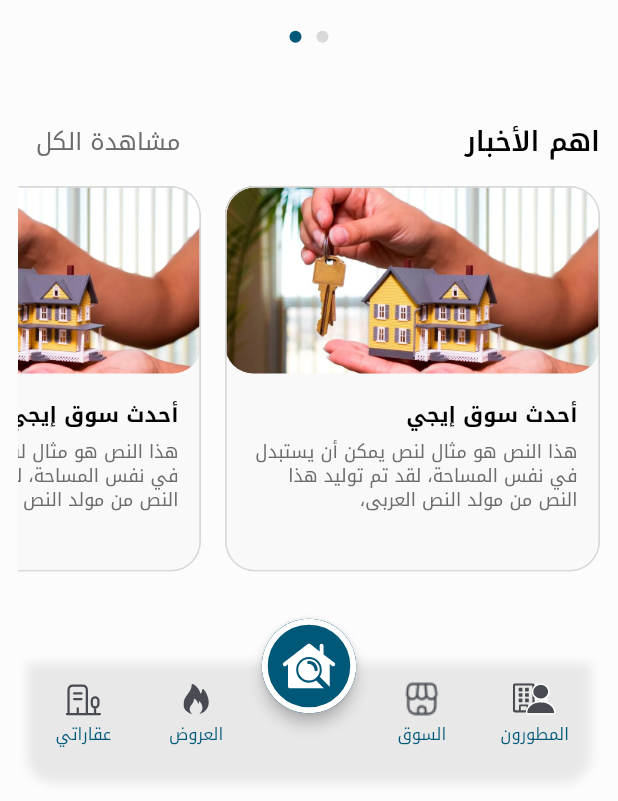
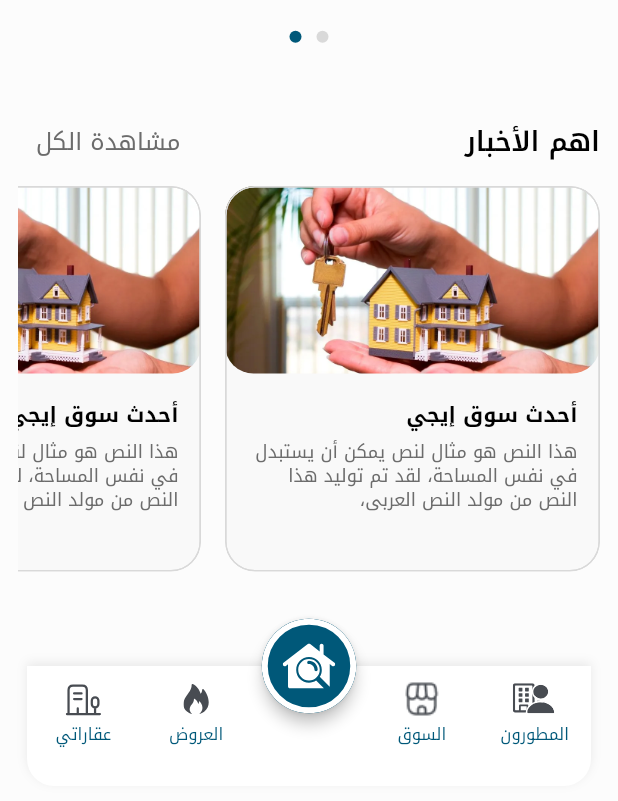
Before and after one commit to MostafaBorham/RamoTask, a Flutter app: the screen it shows after launch, scrolled down 2461 dp, on a phone screen of 412 x 824 dp, the part 435-1236 px from its top. Run offline on Flutter 3.47's test engine with Material 3 defaults, Android fonts, the phone set to English and light mode, and no system bars; our stand-ins replace flutter_svg.

Commit message:
Restore the solid bottom navigation bar
This reverts commit 055039b2bef909b8a6e44a69e6f9abe232af4457.

```diff
--- a/lib/home/widgets/home_bottom_bar.dart
+++ b/lib/home/widgets/home_bottom_bar.dart
@@ -76,15 +76,10 @@ class HomeBottomBar extends StatelessWidget {
   }
 
   Widget _panel() {
-    return Stack(
-      children: [
-        const Positioned.fill(
-          child: IgnorePointer(
-            child: DecoratedBox(
-              decoration: BoxDecoration(
-                borderRadius: BorderRadius.vertical(
-                  bottom: Radius.circular(18),
-                ),
+    return DecoratedBox(
+      decoration: const BoxDecoration(
+        color: Colors.white,
+        borderRadius: BorderRadius.vertical(bottom: Radius.circular(18)),
         boxShadow: [
           BoxShadow(
             color: Color(0x14000000),
@@ -93,10 +88,7 @@ class HomeBottomBar extends StatelessWidget {
           ),
         ],
       ),
-            ),
-          ),
-        ),
-        Padding(
+      child: Padding(
         padding: const EdgeInsets.only(top: 10, bottom: 22),
         child: Row(
           textDirection: TextDirection.ltr,
@@ -110,7 +102,6 @@ class HomeBottomBar extends StatelessWidget {
           ],
         ),
       ),
-      ],
     );
   }
 
--- a/lib/home_page.dart
+++ b/lib/home_page.dart
@@ -70,34 +70,21 @@ class _HomePageState extends State<HomePage> {
       child: AnnotatedRegion<SystemUiOverlayStyle>(
         value: SystemUiOverlayStyle.dark,
         child: Scaffold(
-          extendBody: true,
           backgroundColor: HomeColors.background,
           body: SafeArea(
             bottom: false,
             child: Center(
               child: ConstrainedBox(
                 constraints: const BoxConstraints(maxWidth: 600),
-                child: Builder(builder: _buildHomeList),
-              ),
-            ),
-          ),
-          bottomNavigationBar: HomeBottomBar(onSelected: widget.onNavigation),
-        ),
-      ),
-    );
-  }
-
-  Widget _buildHomeList(BuildContext bodyContext) {
-    return ListView(
-      padding: EdgeInsets.only(
-        bottom: 32 + MediaQuery.paddingOf(bodyContext).bottom,
-      ),
+                child: ListView(
+                  padding: const EdgeInsets.only(bottom: 32),
                   children: [
                     HomeHeader(
                       city: _city,
                       topInset: MediaQuery.paddingOf(context).top,
                       logo: widget.images['ar logo'],
-          onQueryChanged: (value) => setState(() => _query = value.trim()),
+                      onQueryChanged: (value) =>
+                          setState(() => _query = value.trim()),
                       onSearch: widget.onSearch,
                       onMenu: widget.onMenu,
                       onNotifications: widget.onNotifications,
@@ -105,7 +92,10 @@ class _HomePageState extends State<HomePage> {
                     ),
                     PromotionCarousel(
                       images: widget.images,
-          slides: const [content.homePromotion, content.officePromotion],
+                      slides: const [
+                        content.homePromotion,
+                        content.officePromotion,
+                      ],
                       onContact: widget.onContact,
                     ),
                     _sectionGap,
@@ -126,7 +116,10 @@ class _HomePageState extends State<HomePage> {
                     _sectionGap,
                     PromotionCarousel(
                       images: widget.images,
-          slides: const [content.officePromotion, content.homePromotion],
+                      slides: const [
+                        content.officePromotion,
+                        content.homePromotion,
+                      ],
                       onContact: widget.onContact,
                     ),
                     _sectionGap,
@@ -136,7 +129,11 @@ class _HomePageState extends State<HomePage> {
                       compact: true,
                     ),
                     _sectionGap,
-        _listings('أحدث الفيلات في مصر', content.villaListings, compact: true),
+                    _listings(
+                      'أحدث الفيلات في مصر',
+                      content.villaListings,
+                      compact: true,
+                    ),
                     _sectionGap,
                     _listings(
                       'أحدث الدوبلكس في مصر',
@@ -150,6 +147,13 @@ class _HomePageState extends State<HomePage> {
                       onItemSelected: widget.onItemSelected,
                     ),
                   ],
+                ),
+              ),
+            ),
+          ),
+          bottomNavigationBar: HomeBottomBar(onSelected: widget.onNavigation),
+        ),
+      ),
     );
   }
 
```
Also changed, not shown: 1 other file. Lines whose indentation alone changed are shown as unchanged.
